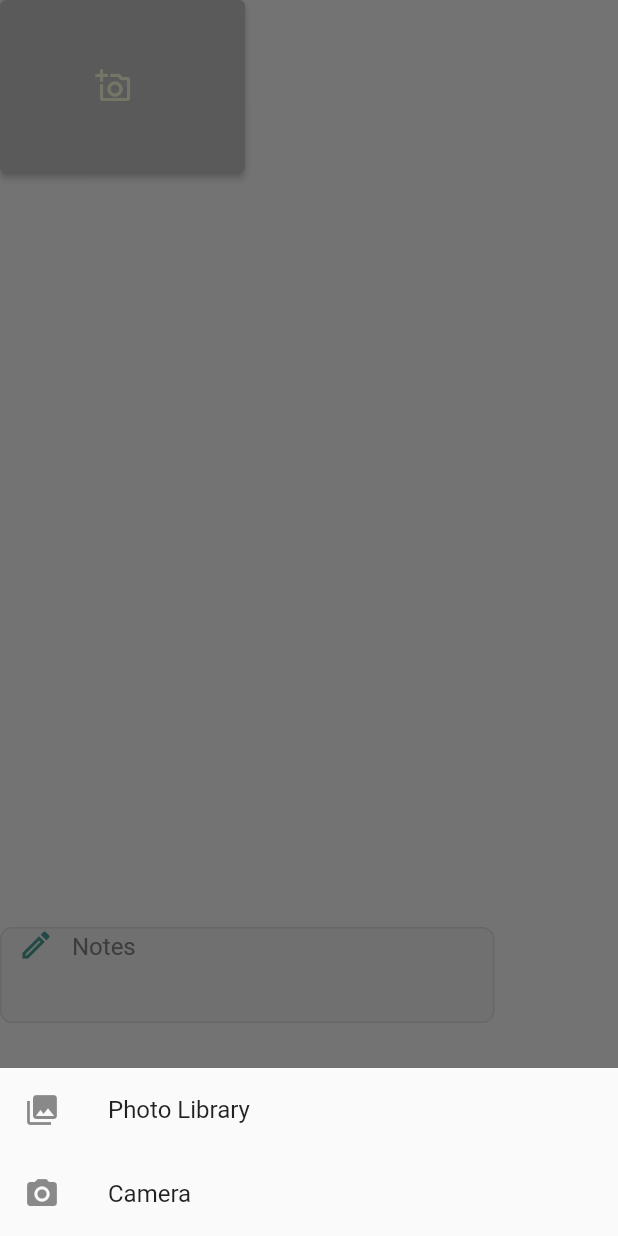
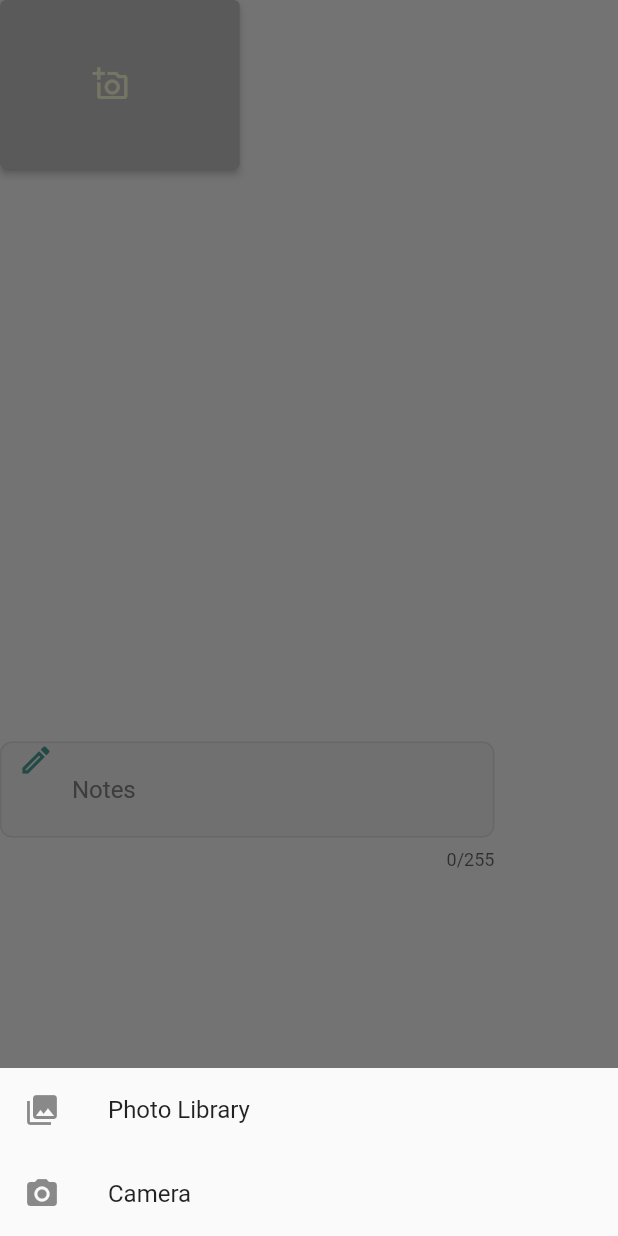
Before and after one commit to Fabs97/DIMA, a Flutter app: the SharedForm widget shown alone on an empty page, opened directly, after a tap on the "add a photo" icon, on a phone screen of 412 x 824 dp. Run offline on Flutter 3.47's test engine with Material 2 defaults, Android fonts, the phone set to English and light mode, and no system bars; our stand-ins replace confetti, email_validator, firebase_auth, firebase_core, firebase_storage, flutter_spinkit and 11 more; missing offline and left inert: device_apps, flutter_animated_dialog, flutter_facebook_auth, flutter_twitter_login, github_sign_in, open_mail_app and 1 more; accounts and stored records are empty; network calls fail.

```diff
--- a/citylife/lib/main.dart
+++ b/citylife/lib/main.dart
@@ -73,9 +73,7 @@ class _AuthenticateState extends State<Authenticate> {
         ChangeNotifierProvider(
           create: (_) => TwoFALoginState(),
         ),
-        Provider(
-          create: (context) => BadgeDialogState(context, auth)
-        ),
+        Provider(create: (context) => BadgeDialogState(context, auth)),
       ],
       child: Consumer<TwoFALoginState>(
         builder: (_, state, __) => _isLoadingInfo
--- a/citylife/lib/widgets/custom_toast.dart
+++ b/citylife/lib/widgets/custom_toast.dart
@@ -1,4 +1,3 @@
-import 'package:citylife/utils/theme.dart';
 import 'package:flutter/material.dart';
 import 'package:flutter/rendering.dart';
 
--- a/citylife/lib/widgets/sharedForm.dart
+++ b/citylife/lib/widgets/sharedForm.dart
@@ -24,10 +24,14 @@ class _SharedFormState extends State<SharedForm> {
   File imageFile;
   List<Widget> gridView;
 
+  TextEditingController _notesController = TextEditingController();
   @override
   initState() {
     super.initState();
     imageList = <File>[];
+    _notesController.addListener(() => setState(() {
+          _notesController.text;
+        }));
   }
 
   List<File> get imageList => widget.imageList;
@@ -37,9 +41,14 @@ class _SharedFormState extends State<SharedForm> {
     gridView = [
       _addNewImage(),
       ...widget.imageList
-          .map((e) => Image(
+          .map((e) => Container(
+                decoration: BoxDecoration(
+                  borderRadius: BorderRadius.circular(8.0),
+                  image: DecorationImage(
                     image: FileImage(e),
                     fit: BoxFit.fill,
+                  ),
+                ),
               ))
           .toList()
     ];
@@ -54,26 +63,25 @@ class _SharedFormState extends State<SharedForm> {
       builder: (context, constraints) => Container(
         width: constraints.maxWidth * 0.8,
         height: constraints.maxHeight,
+        child: SingleChildScrollView(
           child: Column(
             children: [
               Container(
-              height: constraints.maxHeight * 0.75,
-              child: GridView.builder(
-                  gridDelegate: SliverGridDelegateWithFixedCrossAxisCount(
+                height: constraints.maxHeight * 0.6,
+                child: GridView.count(
                   crossAxisCount: 2,
                   childAspectRatio: 122.0 / 86.0,
-                      crossAxisSpacing: 3,
-                      mainAxisSpacing: 3),
-                  itemCount: gridView.length,
-                  itemBuilder: (BuildContext context, index) {
-                    return gridView[index];
-                  }),
+                  crossAxisSpacing: 10,
+                  mainAxisSpacing: 10,
+                  children: gridView,
+                ),
               ),
               TextFormField(
-              maxLines: 3,
-              initialValue: "",
+                controller: _notesController,
+                maxLength: 255,
                 decoration: InputDecoration(
                   hintText: "Notes",
+                  counterText: "${_notesController.text.length}/255",
                   prefixIcon: Padding(
                     padding: const EdgeInsets.only(bottom: 40.0),
                     child: Icon(
@@ -87,11 +95,12 @@ class _SharedFormState extends State<SharedForm> {
             ],
           ),
         ),
+      ),
     );
   }
 
   _getPhoto(value) async {
-    PickedFile pickedFile = await ImagePicker().getImage(
+    File pickedFile = await ImagePicker.pickImage(
       source: value ? ImageSource.gallery : ImageSource.camera,
       maxWidth: 122,
       maxHeight: 86,
```
Also changed, not shown: citylife/lib/screens/my_impressions/local_widgets/impression_detail.dart (+32 -7 lines), citylife/lib/screens/my_impressions/local_widgets/impression_detail_state.dart (+3 -11 lines), citylife/lib/services/storage_service.dart (+12 -7 lines), citylife/pubspec.lock. Lines whose indentation alone changed are shown as unchanged.
